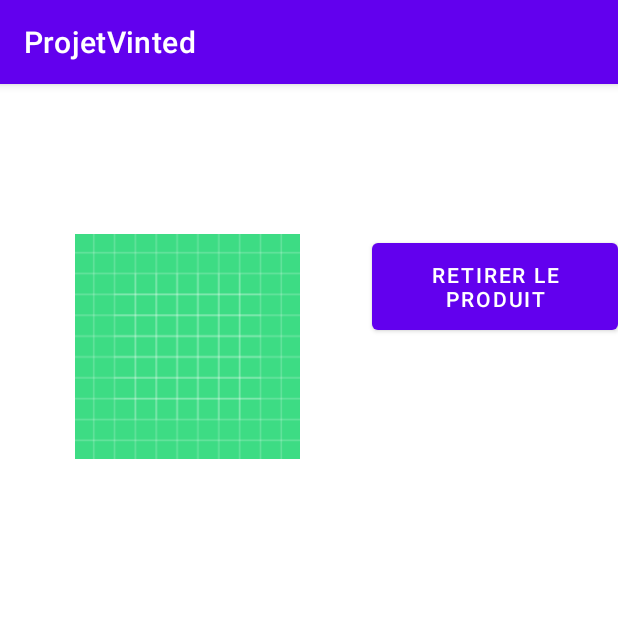
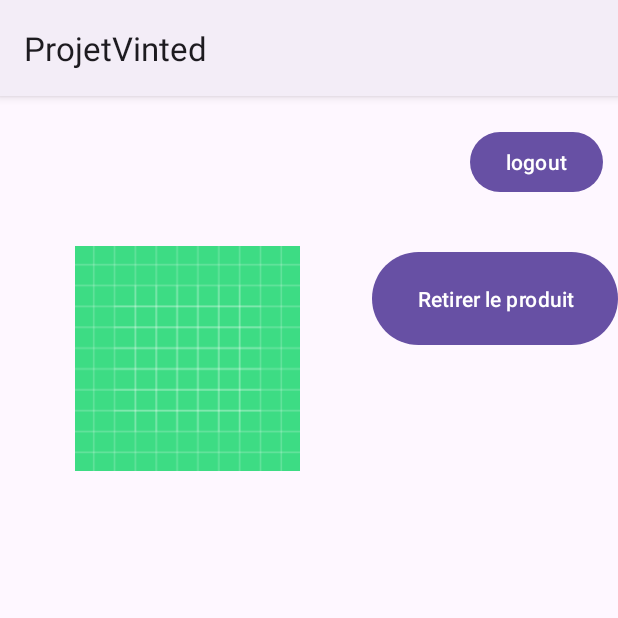
Before and after one commit to AdrienJ0/ProjetVinted, an Android app: the screen it shows after launch (MainActivity), on a phone screen of 412 x 824 dp, the top half of it. Run offline under Robolectric (Android 15) with nearby library versions, the phone set to English and light mode, and no system bars.

Commit message:
logout button

```diff
--- a/app/src/main/AndroidManifest.xml
+++ b/app/src/main/AndroidManifest.xml
@@ -9,7 +9,7 @@
         android:icon="@mipmap/ic_launcher"
         android:label="@string/app_name"
         android:supportsRtl="true"
-        android:theme="@style/Theme.ProjetVinted"
+        android:theme="@style/Theme.Material3.Light"
         tools:targetApi="31">
         <activity
             android:name=".MainActivity"
--- a/app/src/main/res/layout/profil.xml
+++ b/app/src/main/res/layout/profil.xml
@@ -31,4 +31,14 @@
             android:minHeight="70dip"
             android:text="Retirer le produit" />
     </LinearLayout>
+
+    <Button
+        android:id="@+id/logout"
+        android:layout_width="wrap_content"
+        android:layout_height="wrap_content"
+        android:layout_marginTop="20dp"
+        android:layout_marginEnd="10dp"
+        android:text="logout"
+        app:layout_constraintEnd_toEndOf="parent"
+        app:layout_constraintTop_toTopOf="parent" />
 </androidx.constraintlayout.widget.ConstraintLayout>
```
Also changed, not shown: app/src/main/res/layout/activity_main.xml (deleted, +0 -38 lines).
